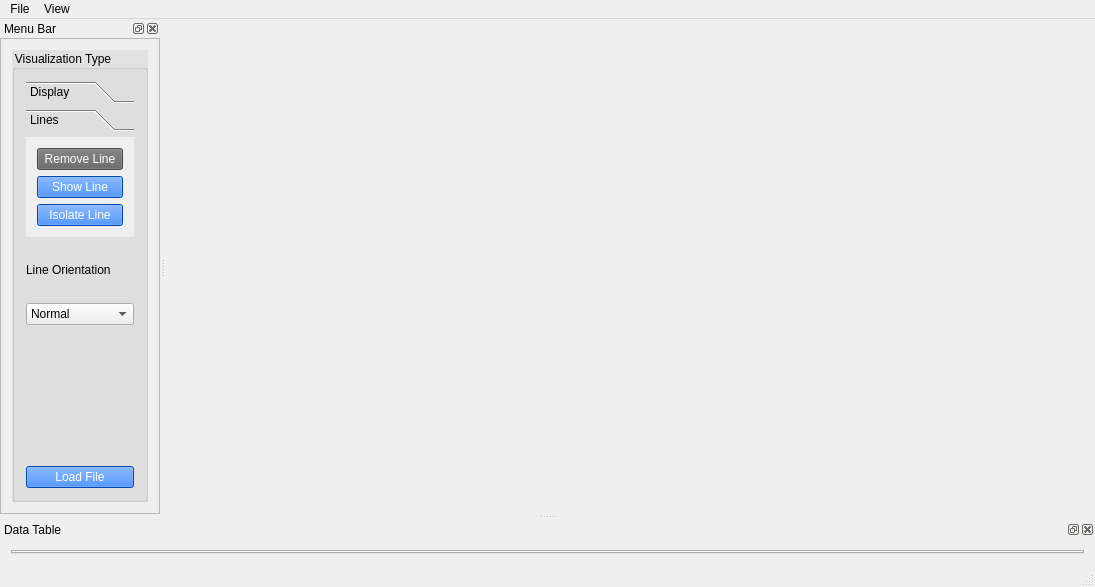
Above: Application/LotsOfLinesApp/LotsOfLinesApp/LotsOfLinesApp.ui from DarthCoder117/Lots-of-Lines before the change. Below: the same form after it.
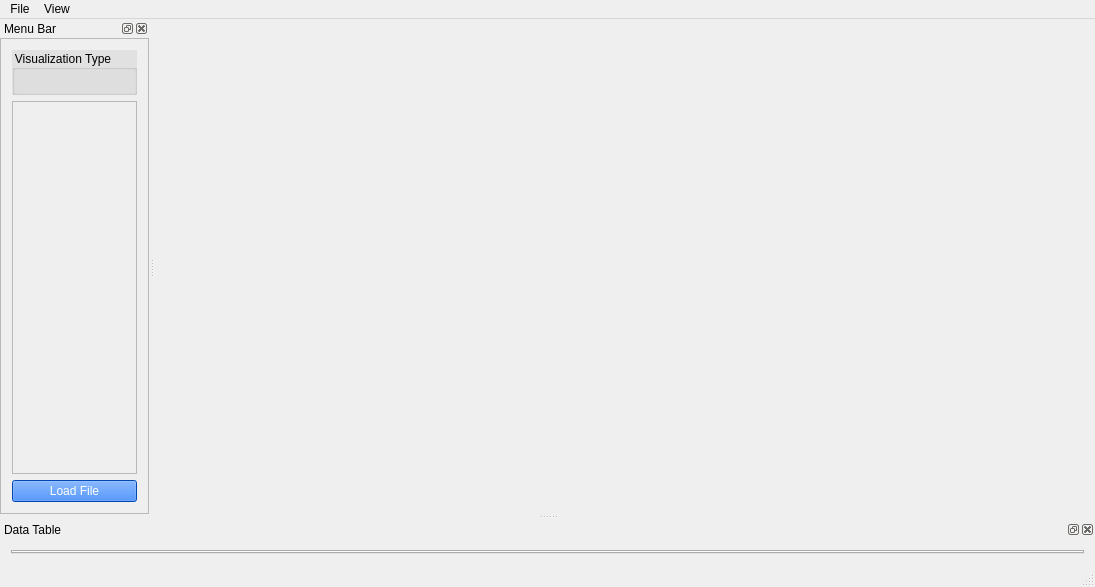
That is the form after the change. The open tabs and pages were chosen to show the change.

Commit message: Started on generic option editing.

The edit to the form file:
```diff
--- a/Application/LotsOfLinesApp/LotsOfLinesApp/LotsOfLinesApp.ui
+++ b/Application/LotsOfLinesApp/LotsOfLinesApp/LotsOfLinesApp.ui
@@ -107,146 +107,54 @@
          <rect>
           <x>0</x>
           <y>0</y>
-          <width>156</width>
+          <width>225</width>
           <height>449</height>
          </rect>
         </property>
         <layout class="QVBoxLayout" name="verticalLayout_2">
          <item>
-          <widget class="QGroupBox" name="visualizationOptionsGroupBox">
+          <widget class="QGroupBox" name="visualizationTypeArea">
            <property name="styleSheet">
             <string notr="true"/>
            </property>
            <property name="title">
             <string>Visualization Type</string>
            </property>
-           <layout class="QVBoxLayout" name="verticalLayout_3">
-            <item>
-             <widget class="QToolBox" name="toolBox">
-              <property name="styleSheet">
-               <string notr="true">QToolBox{
-	color: rgb(205, 205, 205);
-}</string>
-              </property>
-              <property name="currentIndex">
-               <number>0</number>
-              </property>
-              <widget class="QWidget" name="visualizationTypeArea">
-               <property name="geometry">
-                <rect>
-                 <x>0</x>
-                 <y>0</y>
-                 <width>110</width>
-                 <height>85</height>
-                </rect>
-               </property>
-               <attribute name="label">
-                <string>Display</string>
-               </attribute>
+           <property name="flat">
+            <bool>false</bool>
+           </property>
                <layout class="QVBoxLayout" name="visualizationTypeLayout"/>
               </widget>
-              <widget class="QWidget" name="page_2">
+         </item>
+         <item>
+          <widget class="QScrollArea" name="optionsScrollArea">
+           <property name="widgetResizable">
+            <bool>true</bool>
+           </property>
+           <widget class="QWidget" name="scrollAreaWidgetContents_2">
                <property name="geometry">
                 <rect>
                  <x>0</x>
                  <y>0</y>
-                 <width>115</width>
-                 <height>120</height>
-                </rect>
-               </property>
-               <attribute name="label">
-                <string>Lines</string>
-               </attribute>
-               <layout class="QVBoxLayout" name="verticalLayout_5">
-                <item>
-                 <widget class="QPushButton" name="pushButton_2">
-                  <property name="styleSheet">
-                   <string notr="true">QPushButton{
-	background-color: rgb(100,100, 100);
-}</string>
-                  </property>
-                  <property name="text">
-                   <string>Remove Line</string>
-                  </property>
-                 </widget>
-                </item>
-                <item>
-                 <widget class="QPushButton" name="pushButton_3">
-                  <property name="styleSheet">
-                   <string notr="true"/>
-                  </property>
-                  <property name="text">
-                   <string>Show Line</string>
-                  </property>
-                 </widget>
-                </item>
-                <item>
-                 <widget class="QPushButton" name="pushButton_4">
-                  <property name="text">
-                   <string>Isolate Line</string>
-                  </property>
-                 </widget>
-                </item>
-               </layout>
-              </widget>
-             </widget>
-            </item>
-            <item>
-             <widget class="QLabel" name="label">
-              <property name="minimumSize">
-               <size>
-                <width>0</width>
-                <height>54</height>
-               </size>
-              </property>
-              <property name="styleSheet">
-               <string notr="true"/>
-              </property>
-              <property name="text">
-               <string>Line Orientation</string>
-              </property>
-             </widget>
-            </item>
-            <item>
-             <widget class="QComboBox" name="comboBox">
-              <item>
-               <property name="text">
-                <string>Normal</string>
-               </property>
-              </item>
-              <item>
-               <property name="text">
-                <string>PC Adaptation</string>
-               </property>
-              </item>
-              <item>
-               <property name="text">
-                <string>Non-PC</string>
-               </property>
-              </item>
-             </widget>
-            </item>
-            <item>
-             <spacer name="verticalSpacer">
-              <property name="orientation">
-               <enum>Qt::Vertical</enum>
-              </property>
-              <property name="sizeHint" stdset="0">
-               <size>
-                <width>20</width>
-                <height>40</height>
-               </size>
-              </property>
-             </spacer>
+              <width>201</width>
+              <height>343</height>
+             </rect>
+            </property>
+            <layout class="QVBoxLayout" name="optionsScrollLayout"/>
+           </widget>
+          </widget>
             </item>
             <item>
              <widget class="QPushButton" name="loadFileButton">
+           <property name="sizePolicy">
+            <sizepolicy hsizetype="Preferred" vsizetype="Fixed">
+             <horstretch>0</horstretch>
+             <verstretch>0</verstretch>
+            </sizepolicy>
+           </property>
               <property name="text">
                <string>Load File</string>
               </property>
-             </widget>
-            </item>
-           </layout>
           </widget>
          </item>
         </layout>
```
Lines whose indentation alone changed are shown as unchanged. The commit also changes 8 other files.
